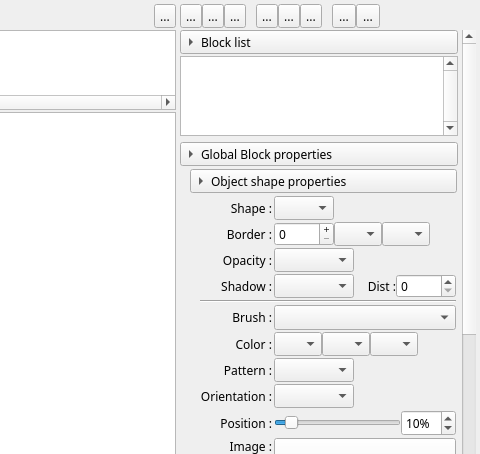
Above: DlgSlideProperties.ui from boenki/ffdiaporama before the change; both pictures show x 220 to 700 and y 0 to 454 of the 700 by 656 pixel window. Below: the same form after it.
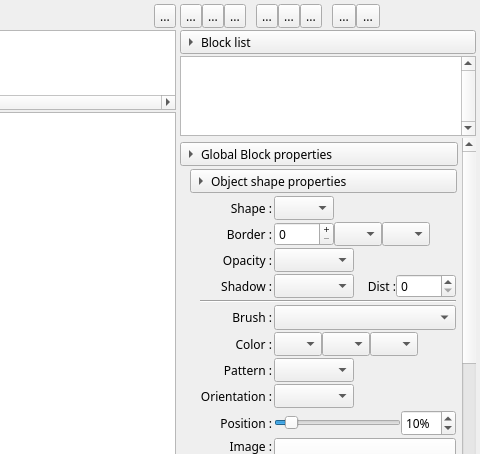
That is the form after the change. Icons and pictures are not drawn. Custom widgets are drawn as their Qt base class.

Commit message: - Corrige le problème de compilation sous Fedora 15 avec la nouvelle version de fmmpeg - Corrige la sauvegarde des positions des fenetres qui étaient fausses avec GNOME Classic - Conserve le dernier état des boutons à fleches (voir/cacher) des options dans la boite slide (durant la session uniquement) - Suppression du ZValue des blocks : L'ordre des blocks dans la table définie l'ordre d'affichage - Poursuite des travaux sur la boite slide (plan+sequence+propriété visible)

```diff
--- a/DlgSlideProperties.ui
+++ b/DlgSlideProperties.ui
@@ -646,6 +646,98 @@
          </item>
         </layout>
        </item>
+       <item>
+        <widget class="QToolButton" name="ArrowBT_BlockList">
+         <property name="sizePolicy">
+          <sizepolicy hsizetype="Minimum" vsizetype="Fixed">
+           <horstretch>0</horstretch>
+           <verstretch>0</verstretch>
+          </sizepolicy>
+         </property>
+         <property name="text">
+          <string>Block list</string>
+         </property>
+         <property name="toolButtonStyle">
+          <enum>Qt::ToolButtonTextBesideIcon</enum>
+         </property>
+         <property name="arrowType">
+          <enum>Qt::RightArrow</enum>
+         </property>
+        </widget>
+       </item>
+       <item>
+        <widget class="QTableWidget" name="BlockTable">
+         <property name="sizePolicy">
+          <sizepolicy hsizetype="Preferred" vsizetype="Fixed">
+           <horstretch>0</horstretch>
+           <verstretch>0</verstretch>
+          </sizepolicy>
+         </property>
+         <property name="minimumSize">
+          <size>
+           <width>0</width>
+           <height>80</height>
+          </size>
+         </property>
+         <property name="maximumSize">
+          <size>
+           <width>16777215</width>
+           <height>80</height>
+          </size>
+         </property>
+         <property name="verticalScrollBarPolicy">
+          <enum>Qt::ScrollBarAlwaysOn</enum>
+         </property>
+         <property name="horizontalScrollBarPolicy">
+          <enum>Qt::ScrollBarAlwaysOff</enum>
+         </property>
+         <property name="editTriggers">
+          <set>QAbstractItemView::NoEditTriggers</set>
+         </property>
+         <property name="showDropIndicator" stdset="0">
+          <bool>false</bool>
+         </property>
+         <property name="dragDropOverwriteMode">
+          <bool>false</bool>
+         </property>
+         <property name="selectionMode">
+          <enum>QAbstractItemView::SingleSelection</enum>
+         </property>
+         <property name="selectionBehavior">
+          <enum>QAbstractItemView::SelectRows</enum>
+         </property>
+         <property name="wordWrap">
+          <bool>false</bool>
+         </property>
+         <property name="cornerButtonEnabled">
+          <bool>false</bool>
+         </property>
+         <attribute name="horizontalHeaderVisible">
+          <bool>false</bool>
+         </attribute>
+         <attribute name="horizontalHeaderStretchLastSection">
+          <bool>true</bool>
+         </attribute>
+         <attribute name="verticalHeaderVisible">
+          <bool>false</bool>
+         </attribute>
+         <column>
+          <property name="text">
+           <string notr="true">Icon</string>
+          </property>
+         </column>
+         <column>
+          <property name="text">
+           <string notr="true">Sound</string>
+          </property>
+         </column>
+         <column>
+          <property name="text">
+           <string notr="true">Type</string>
+          </property>
+         </column>
+        </widget>
+       </item>
        <item>
         <widget class="QScrollArea" name="scrollArea">
          <property name="sizePolicy">
@@ -672,7 +764,7 @@
             <x>0</x>
             <y>0</y>
             <width>282</width>
-            <height>1176</height>
+            <height>1068</height>
            </rect>
           </property>
           <layout class="QVBoxLayout" name="verticalLayout" stretch="0,0,0,0,0,0,0,0">
@@ -691,92 +783,6 @@
            <property name="bottomMargin">
             <number>0</number>
            </property>
-           <item>
-            <widget class="QToolButton" name="ArrowBT_BlockList">
-             <property name="sizePolicy">
-              <sizepolicy hsizetype="Minimum" vsizetype="Fixed">
-               <horstretch>0</horstretch>
-               <verstretch>0</verstretch>
-              </sizepolicy>
-             </property>
-             <property name="text">
-              <string>Block list</string>
-             </property>
-             <property name="toolButtonStyle">
-              <enum>Qt::ToolButtonTextBesideIcon</enum>
-             </property>
-             <property name="arrowType">
-              <enum>Qt::RightArrow</enum>
-             </property>
-            </widget>
-           </item>
-           <item>
-            <widget class="QTableWidget" name="BlockTable">
-             <property name="sizePolicy">
-              <sizepolicy hsizetype="Preferred" vsizetype="Preferred">
-               <horstretch>0</horstretch>
-               <verstretch>0</verstretch>
-              </sizepolicy>
-             </property>
-             <property name="minimumSize">
-              <size>
-               <width>0</width>
-               <height>80</height>
-              </size>
-             </property>
-             <property name="verticalScrollBarPolicy">
-              <enum>Qt::ScrollBarAlwaysOn</enum>
-             </property>
-             <property name="horizontalScrollBarPolicy">
-              <enum>Qt::ScrollBarAlwaysOff</enum>
-             </property>
-             <property name="editTriggers">
-              <set>QAbstractItemView::NoEditTriggers</set>
-             </property>
-             <property name="showDropIndicator" stdset="0">
-              <bool>false</bool>
-             </property>
-             <property name="dragDropOverwriteMode">
-              <bool>false</bool>
-             </property>
-             <property name="selectionMode">
-              <enum>QAbstractItemView::SingleSelection</enum>
-             </property>
-             <property name="selectionBehavior">
-              <enum>QAbstractItemView::SelectRows</enum>
-             </property>
-             <property name="wordWrap">
-              <bool>false</bool>
-             </property>
-             <property name="cornerButtonEnabled">
-              <bool>false</bool>
-             </property>
-             <attribute name="horizontalHeaderVisible">
-              <bool>false</bool>
-             </attribute>
-             <attribute name="horizontalHeaderStretchLastSection">
-              <bool>true</bool>
-             </attribute>
-             <attribute name="verticalHeaderVisible">
-              <bool>false</bool>
-             </attribute>
-             <column>
-              <property name="text">
-               <string notr="true">Icon</string>
-              </property>
-             </column>
-             <column>
-              <property name="text">
-               <string notr="true">Sound</string>
-              </property>
-             </column>
-             <column>
-              <property name="text">
-               <string notr="true">Type</string>
-              </property>
-             </column>
-            </widget>
-           </item>
            <item>
             <widget class="QWidget" name="ShotPropertiesWidget" native="true">
              <layout class="QGridLayout" name="gridLayout_3">
```
Left out of the diff: 16 changed lines with no effect on the pictures. The commit also changes 33 other files.
